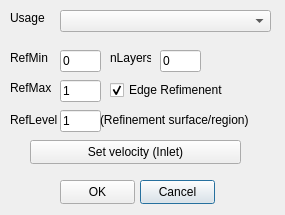
Qt form src/stlDialog.ui (thawtar/ampersandCFD) before a commit.
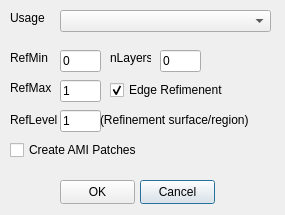
The same form after that commit.

Commit message: added stl dialog

```diff
--- a/src/stlDialog.ui
+++ b/src/stlDialog.ui
@@ -198,17 +198,17 @@
     <string>(Refinement surface/region)</string>
    </property>
   </widget>
-  <widget class="QPushButton" name="pushButtonSetVelocity">
+  <widget class="QCheckBox" name="checkBoxAMI">
    <property name="geometry">
     <rect>
-     <x>30</x>
+     <x>10</x>
      <y>140</y>
-     <width>211</width>
-     <height>24</height>
+     <width>141</width>
+     <height>20</height>
     </rect>
    </property>
    <property name="text">
-    <string>Set velocity (Inlet)</string>
+    <string>Create AMI Patches</string>
    </property>
   </widget>
  </widget>
```
Left out of the diff: 4 changed lines with no effect on the pictures. The commit also changes 5 other files.
